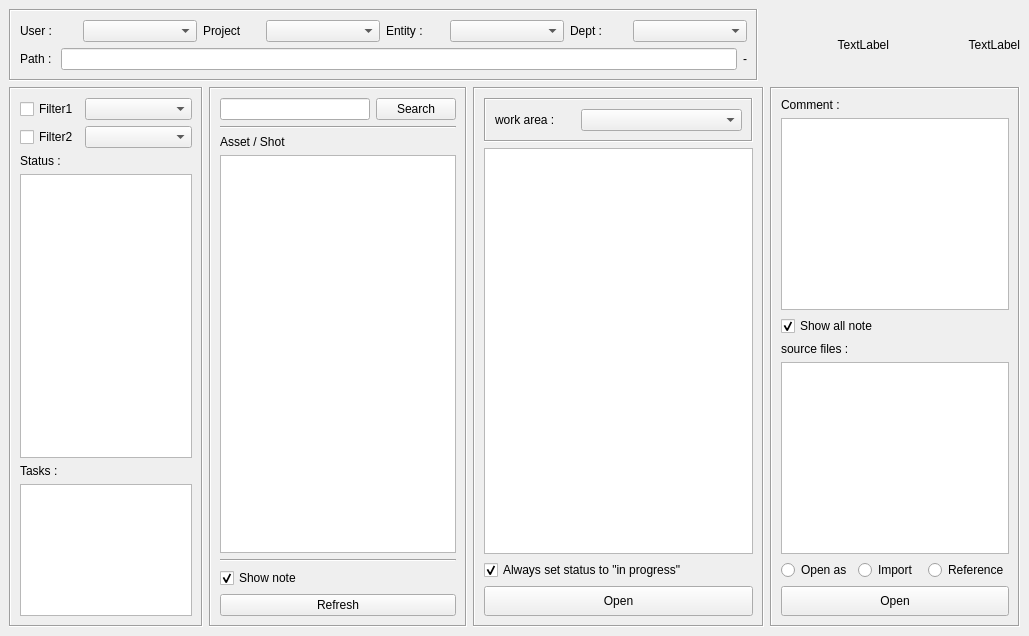
The window that ui.ui (ChanonVilaiyuk/ptm) describes before a commit, drawn with Qt 5.
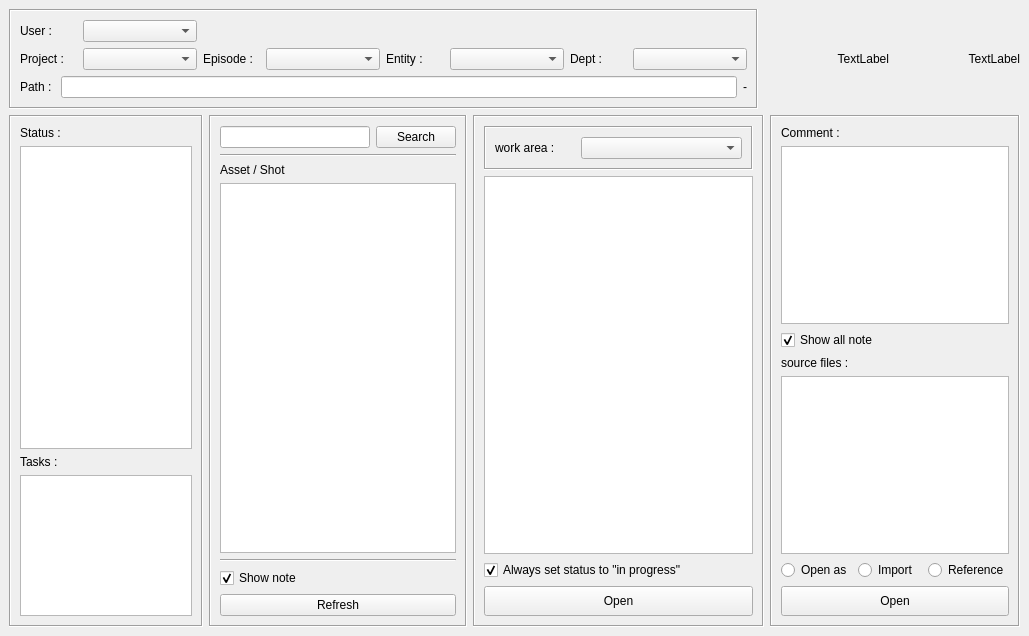
The same window after the commit.

Commit message: Add episode entity

Patch:
```diff
--- a/ui.ui
+++ b/ui.ui
@@ -28,6 +28,13 @@
         <layout class="QVBoxLayout" name="verticalLayout_2">
          <item>
           <layout class="QGridLayout" name="gridLayout_2" columnstretch="1,2,1,2,1,2,1,2">
+           <item row="2" column="0">
+            <widget class="QLabel" name="label">
+             <property name="text">
+              <string>Project : </string>
+             </property>
+            </widget>
+           </item>
            <item row="1" column="0">
             <widget class="QLabel" name="label_2">
              <property name="text">
@@ -38,36 +45,43 @@
            <item row="1" column="1">
             <widget class="QComboBox" name="user_comboBox"/>
            </item>
-           <item row="1" column="6">
-            <widget class="QLabel" name="label_10">
-             <property name="text">
-              <string>Dept : </string>
-             </property>
-            </widget>
-           </item>
-           <item row="1" column="7">
-            <widget class="QComboBox" name="step_comboBox"/>
-           </item>
-           <item row="1" column="3">
+           <item row="2" column="1">
             <widget class="QComboBox" name="project_comboBox"/>
            </item>
-           <item row="1" column="5">
+           <item row="2" column="7">
+            <widget class="QComboBox" name="step_comboBox"/>
+           </item>
+           <item row="2" column="3">
+            <widget class="QComboBox" name="episode_comboBox">
+             <property name="enabled">
+              <bool>true</bool>
+             </property>
+            </widget>
+           </item>
+           <item row="2" column="5">
             <widget class="QComboBox" name="entity_comboBox"/>
            </item>
-           <item row="1" column="2">
-            <widget class="QLabel" name="label">
+           <item row="2" column="6">
+            <widget class="QLabel" name="label_10">
              <property name="text">
-              <string>Project</string>
+              <string>Dept : </string>
              </property>
             </widget>
            </item>
-           <item row="1" column="4">
+           <item row="2" column="4">
             <widget class="QLabel" name="label_6">
              <property name="text">
               <string>Entity : </string>
              </property>
             </widget>
            </item>
+           <item row="2" column="2">
+            <widget class="QLabel" name="label_4">
+             <property name="text">
+              <string>Episode : </string>
+             </property>
+            </widget>
+           </item>
           </layout>
          </item>
          <item>
@@ -134,39 +148,7 @@
             <property name="frameShadow">
              <enum>QFrame::Sunken</enum>
             </property>
-            <layout class="QVBoxLayout" name="verticalLayout_5" stretch="0,4,2">
-             <item>
-              <layout class="QGridLayout" name="gridLayout" columnstretch="1,2">
-               <item row="0" column="0">
-                <widget class="QCheckBox" name="filter1_checkBox">
-                 <property name="text">
-                  <string>Filter1</string>
-                 </property>
-                </widget>
-               </item>
-               <item row="1" column="0">
-                <widget class="QCheckBox" name="filter2_checkBox">
-                 <property name="text">
-                  <string>Filter2</string>
-                 </property>
-                </widget>
-               </item>
-               <item row="0" column="1">
-                <widget class="QComboBox" name="filter1_comboBox">
-                 <property name="enabled">
-                  <bool>true</bool>
-                 </property>
-                </widget>
-               </item>
-               <item row="1" column="1">
-                <widget class="QComboBox" name="filter2_comboBox">
-                 <property name="enabled">
-                  <bool>true</bool>
-                 </property>
-                </widget>
-               </item>
-              </layout>
-             </item>
+            <layout class="QVBoxLayout" name="verticalLayout_5" stretch="4,2">
              <item>
               <layout class="QVBoxLayout" name="verticalLayout_8">
                <item>
```
The commit also changes 4 other files.
